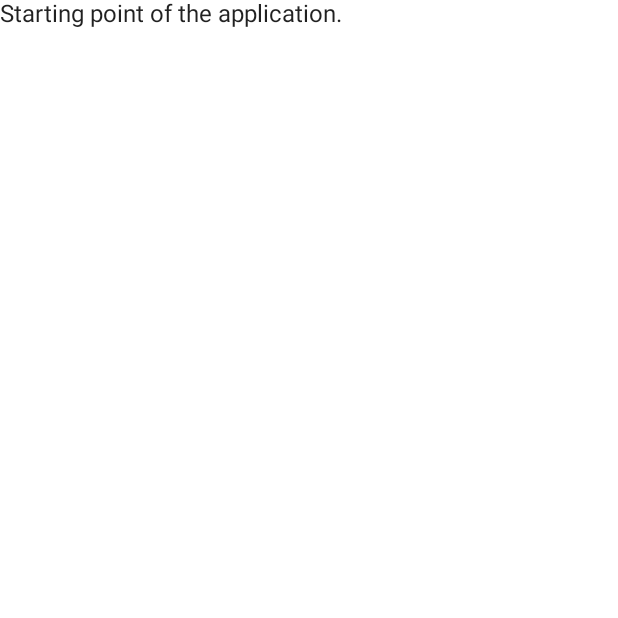
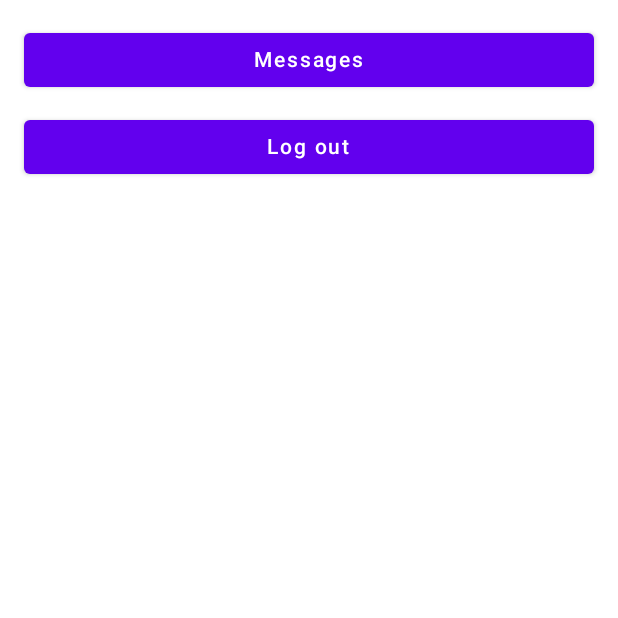
Before and after one commit to Miguuli/MobileComputing_2023, an Android app built with Jetpack Compose: the composable Start shown on its own in the app's theme, on a phone screen of 412 x 824 dp, the top half of it. Run offline under Robolectric (Android 15) with nearby library versions, the phone set to English and light mode, and no system bars; our stand-ins replace accompanist.

Commit message:
Finished HW1 according to requirements.

```diff
--- a/HW1_with_dummy_message_log/app/src/main/java/com/example/myapplication/ui/login/LoginScreen.kt
+++ b/HW1_with_dummy_message_log/app/src/main/java/com/example/myapplication/ui/login/LoginScreen.kt
@@ -74,7 +74,7 @@ fun LoginScreen(app: Application,
                     else{
                         val access_granted = viewModel.authorize(username, password)
                         println("access_granted: $access_granted")
-                        if(access_granted) navController.navigate("payment")
+                        if(access_granted) navController.navigate("start")
                     } },
                 enabled = true,
                 modifier = Modifier.fillMaxWidth(),
--- a/HW1_with_dummy_message_log/app/src/main/java/com/example/myapplication/ui/start/Start.kt
+++ b/HW1_with_dummy_message_log/app/src/main/java/com/example/myapplication/ui/start/Start.kt
@@ -1,8 +1,41 @@
 package com.example.myapplication.ui.start
+import androidx.compose.foundation.layout.*
+import androidx.compose.material.Button
+import androidx.compose.material.MaterialTheme
 import androidx.compose.material.Text
 import androidx.compose.runtime.Composable
+import androidx.compose.ui.Alignment
+import androidx.compose.ui.Modifier
+import androidx.compose.ui.unit.dp
+import androidx.navigation.NavHostController
+import com.google.accompanist.insets.systemBarsPadding
 
 @Composable
-fun Start(){
-    Text(text = "Starting point of the application.")
+fun Start(navController: NavHostController) {
+    Column(modifier = Modifier
+        .fillMaxWidth()
+        .padding(16.dp)
+        .systemBarsPadding(),
+        horizontalAlignment = Alignment.CenterHorizontally,
+        verticalArrangement = Arrangement.Center
+    ){
+        Button(
+            enabled = true,
+            modifier = Modifier.fillMaxWidth(),
+            shape = MaterialTheme.shapes.small,
+            onClick = { navController.navigate("message") }
+        ) {
+            Text("Messages")
+        }
+        Spacer(modifier = Modifier.height(10.dp))
+        Button(
+            enabled = true,
+            modifier = Modifier.fillMaxWidth(),
+            shape = MaterialTheme.shapes.small,
+            onClick = { navController.navigate("login") }
+        ) {
+            Text("Log out")
+        }
+    }
+
 }
```
Also changed, not shown: HW1_with_dummy_message_log/app/src/main/java/com/example/myapplication/ui/Setup.kt (+3 -4 lines), HW1_with_dummy_message_log/app/src/main/java/com/example/myapplication/ui/messages/MessageScreen.kt (+43 -14 lines), HW1_with_dummy_message_log/app/src/main/java/com/example/myapplication/viewmodels/MessageViewModel.kt (added, +31 -0 lines).
